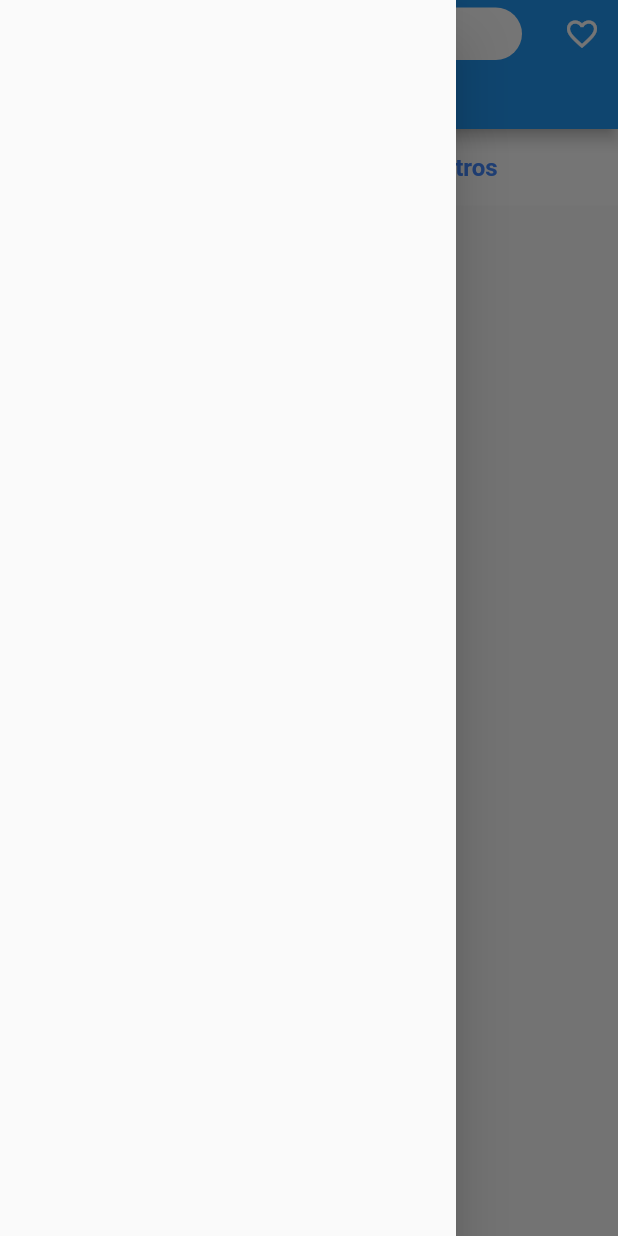
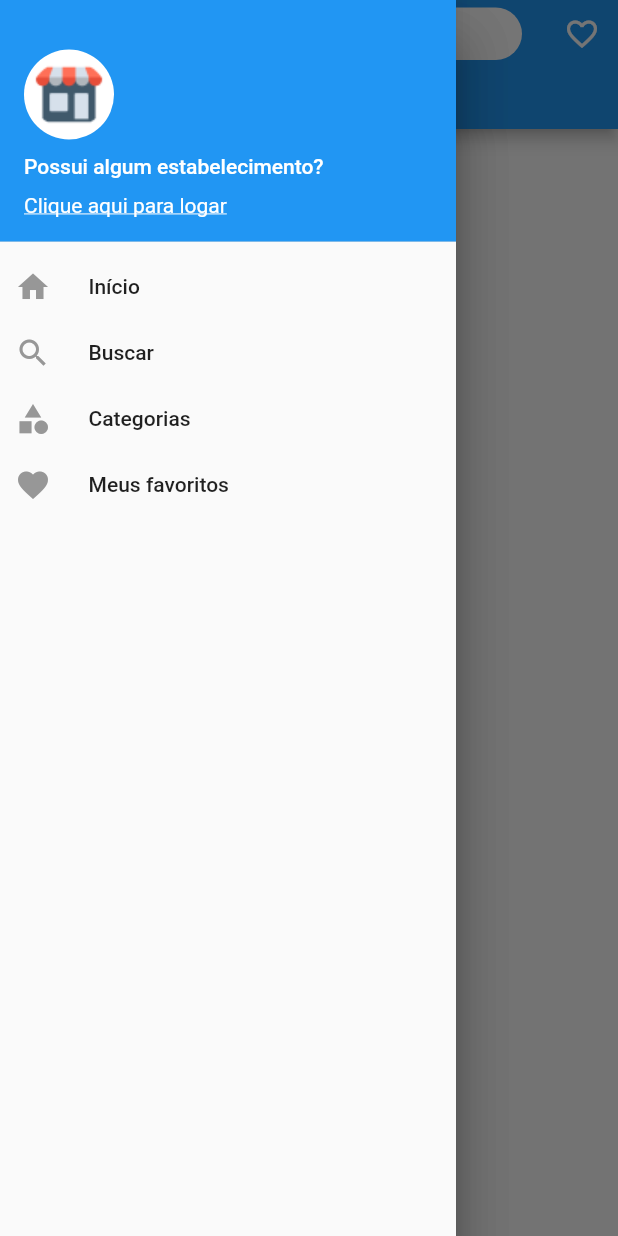
Before and after one commit to notria-12/app-comercio, a Flutter app: the screen it shows after launch, in the side drawer, after a tap on "Categoria", on a phone screen of 412 x 824 dp. Run offline on Flutter 3.47's test engine with Material 2 defaults, Android fonts, the light colour scheme and no system bars; our stand-ins replace firebase_core, firebase_database, font_awesome_flutter; accounts and stored records are empty.

Commit message:
drawer widget

```diff
--- a/lib/src/views/Home/Home.dart
+++ b/lib/src/views/Home/Home.dart
@@ -1,4 +1,3 @@
-import 'package:firebase_database/firebase_database.dart';
 import 'package:flutter/material.dart';
 import 'package:loja_virtual/src/controllers/CategoryController.dart';
 import 'package:loja_virtual/src/controllers/ProductServiceController.dart';
@@ -6,6 +5,7 @@ import 'package:loja_virtual/src/models/Category.dart';
 import 'package:loja_virtual/src/models/ProductService.dart';
 import 'package:loja_virtual/src/views/Category/Category.dart';
 import 'package:loja_virtual/src/views/Product/ProductDetails.dart';
+import 'package:loja_virtual/src/widgets/drawer_widget.dart';
 import 'package:loja_virtual/src/widgets/product_card.dart';
 
 class HomePage extends StatefulWidget {
@@ -47,12 +47,44 @@ class _HomePageState extends State<HomePage> {
                 mainAxisAlignment: MainAxisAlignment.center,
                 children: [
                   GestureDetector(
-                    child: ButtonSearch('Descrição', serachByname),
-                    onTap: () => onSelectedItem(0),
+                    child: Container(
+                      decoration: BoxDecoration(
+                          border: Border.all(color: Colors.blue),
+                          borderRadius: BorderRadius.circular(10),
+                          color: Colors.white38),
+                      height: 25,
+                      width: 80,
+                      margin: EdgeInsets.symmetric(horizontal: 4),
+                      child: Center(
+                        child: Text(
+                          "Descrição",
+                          style: TextStyle(
+                            color: Colors.white,
+                          ),
+                        ),
+                      ),
+                    ),
+                    // onTap: () => onSelectedItem(0),
                   ),
                   GestureDetector(
-                      child: ButtonSearch('Categoria', !serachByname),
-                      onTap: () => onSelectedItem(1)),
+                      child: Container(
+                        margin: EdgeInsets.symmetric(horizontal: 4),
+                        decoration: BoxDecoration(
+                            borderRadius: BorderRadius.circular(10),
+                            color: Colors.white),
+                        height: 25,
+                        width: 80,
+                        child: Center(
+                          child: Text(
+                            "Categoria",
+                            style: TextStyle(
+                                color: Colors.blueAccent,
+                                fontWeight: FontWeight.bold),
+                          ),
+                        ),
+                      ),
+                      onTap: () => Navigator.of(context).push(
+                          MaterialPageRoute(builder: (_) => CategoryPage()))),
                 ],
               )),
           preferredSize: Size.fromHeight(30),
@@ -94,61 +126,61 @@ class _HomePageState extends State<HomePage> {
         ),
       ),
       drawer: Drawer(
-        child: Container(),
+        child: DrawerWidget(),
       ),
       body: Column(
         children: [
-          Container(
-            width: double.maxFinite,
-            color: Colors.white,
-            padding: EdgeInsets.symmetric(vertical: 6),
-            child: Row(
-              mainAxisAlignment: MainAxisAlignment.spaceBetween,
-              children: [
-                Expanded(
-                  flex: 1,
-                  child: InkWell(
-                    onTap: () {
-                      Navigator.push(
-                          context,
-                          MaterialPageRoute(
-                              builder: (context) => CategoryPage()));
-                    },
-                    child: Container(
-                      padding: EdgeInsets.all(10),
-                      child: Text(
-                        'Categorias',
-                        style: TextStyle(
-                            fontWeight: FontWeight.w600,
-                            color: Colors.blueAccent,
-                            fontSize: 16),
-                        textAlign: TextAlign.center,
-                      ),
-                    ),
-                  ),
-                ),
-                Expanded(
-                  flex: 1,
-                  child: InkWell(
-                    onTap: () {
-                      print('Sensacional');
-                    },
-                    child: Container(
-                      padding: EdgeInsets.all(10),
-                      child: Text(
-                        'Filtros',
-                        style: TextStyle(
-                            fontWeight: FontWeight.w600,
-                            color: Colors.blueAccent,
-                            fontSize: 16),
-                        textAlign: TextAlign.center,
-                      ),
-                    ),
-                  ),
-                )
-              ],
-            ),
-          ),
+          // Container(
+          //   width: double.maxFinite,
+          //   color: Colors.white,
+          //   padding: EdgeInsets.symmetric(vertical: 6),
+          //   child: Row(
+          //     mainAxisAlignment: MainAxisAlignment.spaceBetween,
+          //     children: [
+          //       Expanded(
+          //         flex: 1,
+          //         child: InkWell(
+          //           onTap: () {
+          //             Navigator.push(
+          //                 context,
+          //                 MaterialPageRoute(
+          //                     builder: (context) => CategoryPage()));
+          //           },
+          //           child: Container(
+          //             padding: EdgeInsets.all(10),
+          //             child: Text(
+          //               'Categorias',
+          //               style: TextStyle(
+          //                   fontWeight: FontWeight.w600,
+          //                   color: Colors.blueAccent,
+          //                   fontSize: 16),
+          //               textAlign: TextAlign.center,
+          //             ),
+          //           ),
+          //         ),
+          //       ),
+          //       Expanded(
+          //         flex: 1,
+          //         child: InkWell(
+          //           onTap: () {
+          //             print('Sensacional');
+          //           },
+          //           child: Container(
+          //             padding: EdgeInsets.all(10),
+          //             child: Text(
+          //               'Filtros',
+          //               style: TextStyle(
+          //                   fontWeight: FontWeight.w600,
+          //                   color: Colors.blueAccent,
+          //                   fontSize: 16),
+          //               textAlign: TextAlign.center,
+          //             ),
+          //           ),
+          //         ),
+          //       )
+          //     ],
+          //   ),
+          // ),
           Expanded(
               child: FutureBuilder<List>(
             future: Future.wait([_futureProducts, _futureCategories]),
--- /dev/null
+++ b/lib/src/widgets/drawer_widget.dart
@@ -0,0 +1,136 @@
+import 'package:flutter/material.dart';
+
+class DrawerWidget extends StatelessWidget {
+  const DrawerWidget({Key? key}) : super(key: key);
+
+  @override
+  Widget build(BuildContext context) {
+    return Drawer(
+        child: ListView(
+      children: [
+        DrawerHeader(
+          decoration: BoxDecoration(
+            color: Colors.blue,
+          ),
+          child: Container(
+            // color: Colors.lightBlue,
+            padding: EdgeInsets.only(bottom: 8),
+            width: double.maxFinite,
+            child: Column(
+              mainAxisAlignment: MainAxisAlignment.end,
+              crossAxisAlignment: CrossAxisAlignment.start,
+              children: [
+                Container(
+                  height: 60,
+                  width: 60,
+                  decoration: BoxDecoration(
+                      shape: BoxShape.circle, color: Colors.white),
+                  child: Image.asset('assets/img/stablishment_logo.png'),
+                ),
+                SizedBox(
+                  height: 10,
+                ),
+                Text(
+                  "Possui algum estabelecimento?",
+                  style: TextStyle(
+                      color: Colors.white,
+                      fontFamily: 'Roboto',
+                      fontSize: 14,
+                      fontWeight: FontWeight.w500),
+                ),
+                SizedBox(
+                  height: 10,
+                ),
+                InkWell(
+                  onTap: () {
+                    print('clicou');
+                  },
+                  child: Text(
+                    "Clique aqui para logar",
+                    style: TextStyle(
+                        color: Colors.white,
+                        fontWeight: FontWeight.normal,
+                        fontFamily: 'Roboto',
+                        fontSize: 14,
+                        decoration: TextDecoration.underline),
+                  ),
+                )
+              ],
+            ),
+          ),
+        ),
+        ItemDrawerWidget(
+          Icon(Icons.home, color: Color.fromRGBO(151, 151, 151, 1)),
+          'Início',
+          () {
+            print('clicou');
+          },
+        ),
+        ItemDrawerWidget(
+          Icon(Icons.search, color: Color.fromRGBO(151, 151, 151, 1)),
+          'Buscar',
+          () {
+            print('clicou');
+          },
+        ),
+        ItemDrawerWidget(
+          Icon(Icons.category, color: Color.fromRGBO(151, 151, 151, 1)),
+          'Categorias',
+          () {
+            print('clicou');
+          },
+        ),
+        ItemDrawerWidget(
+          Icon(Icons.favorite, color: Color.fromRGBO(151, 151, 151, 1)),
+          'Meus favoritos',
+          () {
+            print('clicou');
+          },
+        )
+      ],
+    ));
+  }
+}
+
+class ItemDrawerWidget extends StatelessWidget {
+  Icon icon;
+  String label;
+  Function onTap;
+
+  ItemDrawerWidget(
+    this.icon,
+    this.label,
+    this.onTap, {
+
+    // required onTap,
+    Key? key,
+  }) : super(key: key);
+
+  @override
+  Widget build(BuildContext context) {
+    return InkWell(
+      onTap: () {
+        onTap();
+      },
+      child: Container(
+        padding: const EdgeInsets.all(10.0),
+        child: Row(
+          children: [
+            icon,
+            SizedBox(
+              width: 25,
+            ),
+            Text(
+              label,
+              style: TextStyle(
+                  fontFamily: 'Roboto',
+                  fontWeight: FontWeight.w500,
+                  fontSize: 14,
+                  color: Color.fromRGBO(0, 0, 0, 0.87)),
+            )
+          ],
+        ),
+      ),
+    );
+  }
+}
--- a/pubspec.yaml
+++ b/pubspec.yaml
@@ -55,6 +55,7 @@ flutter:
     - assets/img/eletro-fase.jpeg
     - assets/img/empty_state.png
     - assets/img/search.png
+    - assets/img/stablishment_logo.png
   #   - images/a_dot_ham.jpeg
 
   # An image asset can refer to one or more resolution-specific "variants", see
```
Also changed, not shown: assets/img/stablishment_logo.png (added), pubspec.lock.
